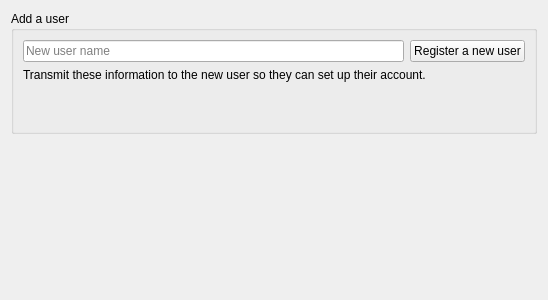
Before: the Qt Designer form parsec/core/gui/forms/users_widget.ui in Scille/parsec-cloud, drawn with Qt 5.
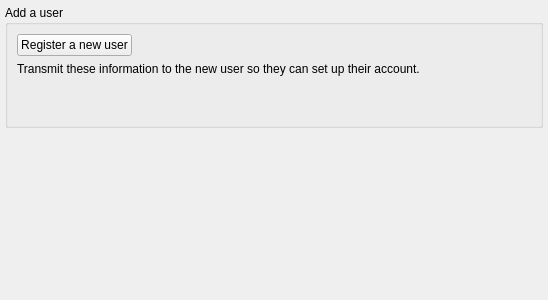
After: the same form once the commit is applied.

What changed in the file:
```diff
--- a/parsec/core/gui/forms/users_widget.ui
+++ b/parsec/core/gui/forms/users_widget.ui
@@ -14,6 +14,21 @@
    <string>Form</string>
   </property>
   <layout class="QVBoxLayout" name="verticalLayout">
+   <property name="spacing">
+    <number>5</number>
+   </property>
+   <property name="leftMargin">
+    <number>5</number>
+   </property>
+   <property name="topMargin">
+    <number>5</number>
+   </property>
+   <property name="rightMargin">
+    <number>5</number>
+   </property>
+   <property name="bottomMargin">
+    <number>5</number>
+   </property>
    <item>
     <widget class="QGroupBox" name="groupBox">
      <property name="title">
@@ -22,13 +37,6 @@
      <layout class="QVBoxLayout" name="verticalLayout_2">
       <item>
        <layout class="QHBoxLayout" name="horizontalLayout_3">
-        <item>
-         <widget class="QLineEdit" name="line_edit_new_login">
-          <property name="placeholderText">
-           <string>New user name</string>
-          </property>
-         </widget>
-        </item>
         <item>
          <widget class="QPushButton" name="button_register">
           <property name="text">
@@ -36,6 +44,19 @@
           </property>
          </widget>
         </item>
+        <item>
+         <spacer name="horizontalSpacer">
+          <property name="orientation">
+           <enum>Qt::Horizontal</enum>
+          </property>
+          <property name="sizeHint" stdset="0">
+           <size>
+            <width>40</width>
+            <height>20</height>
+           </size>
+          </property>
+         </spacer>
+        </item>
        </layout>
       </item>
       <item>
```
